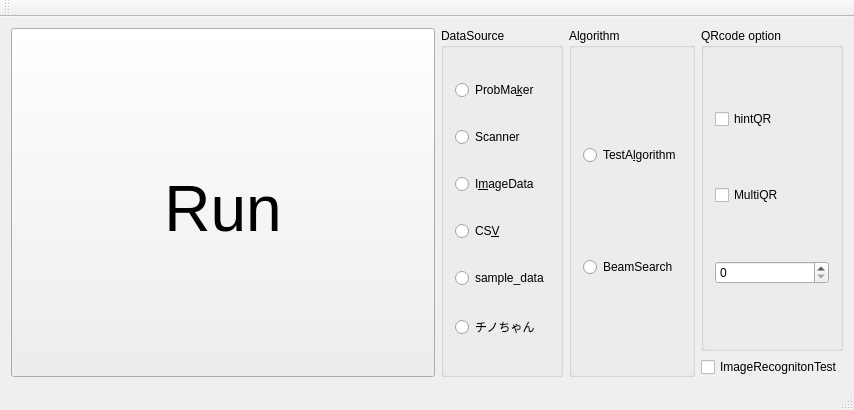
Qt form Kunugida/kunugida.ui (tnct-spc/procon2017-comp) before a commit.
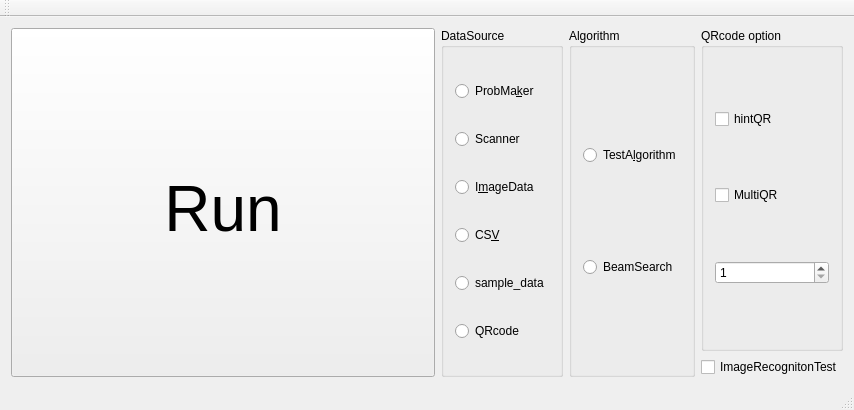
The same form after that commit.

The edit to the form file:
```diff
--- a/Kunugida/kunugida.ui
+++ b/Kunugida/kunugida.ui
@@ -85,7 +85,7 @@
          <item>
           <widget class="QRadioButton" name="chinochan_button">
            <property name="text">
-            <string>チノちゃん</string>
+            <string>QRcode</string>
            </property>
           </widget>
          </item>
@@ -117,7 +117,11 @@
           </widget>
          </item>
          <item row="2" column="0">
-          <widget class="QSpinBox" name="how_qr"/>
+          <widget class="QSpinBox" name="how_qr">
+           <property name="minimum">
+            <number>1</number>
+           </property>
+          </widget>
          </item>
         </layout>
        </widget>
```
